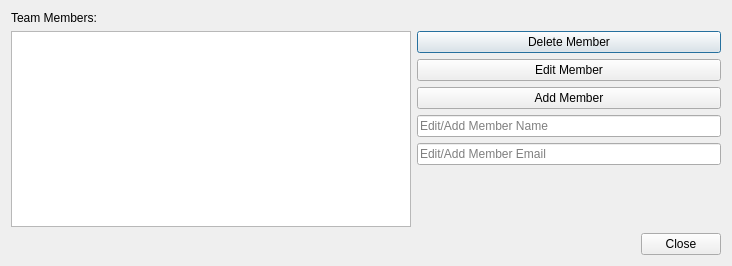
Above: CurlingLeague/GUI/team_editor.ui from jmayhall/CurlingLeague before the change. Below: the same form after it.
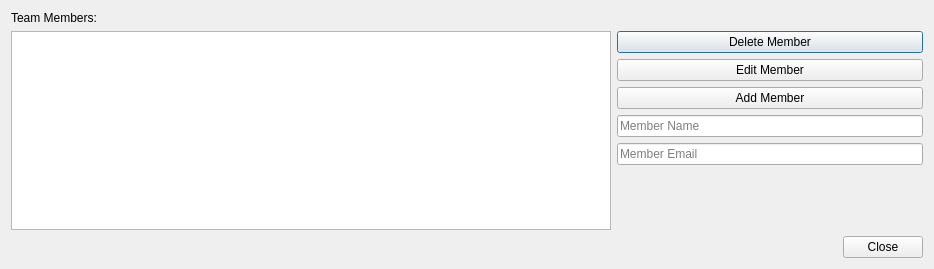
That is the form after the change. Icons and pictures are not drawn.

Patch:
```diff
--- a/CurlingLeague/GUI/team_editor.ui
+++ b/CurlingLeague/GUI/team_editor.ui
@@ -6,17 +6,19 @@
    <rect>
     <x>0</x>
     <y>0</y>
-    <width>732</width>
-    <height>266</height>
+    <width>934</width>
+    <height>269</height>
    </rect>
   </property>
   <property name="windowTitle">
    <string>Team Editor</string>
   </property>
+  <property name="windowIcon">
+   <iconset>
+    <normaloff>icon.png</normaloff>icon.png</iconset>
+  </property>
   <layout class="QHBoxLayout" name="horizontalLayout_2">
    <item>
-    <layout class="QVBoxLayout" name="verticalLayout_3">
-     <item>
       <layout class="QVBoxLayout" name="verticalLayout_2">
        <item>
         <widget class="QLabel" name="label">
@@ -31,7 +33,7 @@
           <widget class="QListWidget" name="member_listwidget">
            <property name="minimumSize">
             <size>
-             <width>400</width>
+           <width>600</width>
              <height>0</height>
             </size>
            </property>
@@ -87,7 +89,7 @@
               </size>
              </property>
              <property name="placeholderText">
-              <string>Edit/Add Member Name</string>
+            <string>Member Name</string>
              </property>
             </widget>
            </item>
@@ -100,7 +102,7 @@
               </size>
              </property>
              <property name="placeholderText">
-              <string>Edit/Add Member Email</string>
+            <string>Member Email</string>
              </property>
             </widget>
            </item>
@@ -116,8 +118,6 @@
               </size>
              </property>
             </spacer>
-           </item>
-          </layout>
          </item>
         </layout>
        </item>
```
Lines whose indentation alone changed are shown as unchanged.
